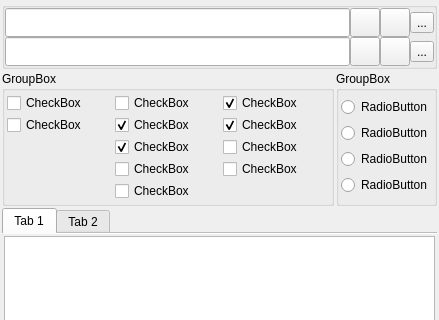
This is rpfm_ui/ui_templates/global_search_dock_widget.ui in Frodo45127/rpfm as Qt 5 draws it before an edit; both pictures show x 0 to 439 and y 0 to 320 of the 439 by 874 pixel window. The edited form follows.
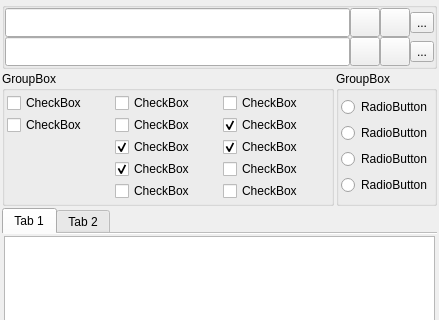
This is the edited form. Icons and pictures are not drawn. Custom widgets are drawn as their Qt base class.

Commit message: Implemented global search & replace for Anim Fragment battle files.

Diff of the .ui file:
```diff
--- a/rpfm_ui/ui_templates/global_search_dock_widget.ui
+++ b/rpfm_ui/ui_templates/global_search_dock_widget.ui
@@ -285,6 +285,93 @@
        <property name="spacing">
         <number>2</number>
        </property>
+       <item row="4" column="1">
+        <widget class="QCheckBox" name="search_portrait_settings">
+         <property name="text">
+          <string>CheckBox</string>
+         </property>
+        </widget>
+       </item>
+       <item row="1" column="2">
+        <widget class="QCheckBox" name="search_schemas">
+         <property name="enabled">
+          <bool>true</bool>
+         </property>
+         <property name="text">
+          <string>CheckBox</string>
+         </property>
+         <property name="checked">
+          <bool>true</bool>
+         </property>
+        </widget>
+       </item>
+       <item row="2" column="2">
+        <widget class="QCheckBox" name="search_text">
+         <property name="enabled">
+          <bool>true</bool>
+         </property>
+         <property name="text">
+          <string>CheckBox</string>
+         </property>
+         <property name="checked">
+          <bool>true</bool>
+         </property>
+        </widget>
+       </item>
+       <item row="4" column="2">
+        <widget class="QCheckBox" name="search_unknown">
+         <property name="text">
+          <string>CheckBox</string>
+         </property>
+        </widget>
+       </item>
+       <item row="1" column="1">
+        <widget class="QCheckBox" name="search_atlas">
+         <property name="text">
+          <string>CheckBox</string>
+         </property>
+        </widget>
+       </item>
+       <item row="3" column="1">
+        <widget class="QCheckBox" name="search_loc">
+         <property name="enabled">
+          <bool>true</bool>
+         </property>
+         <property name="text">
+          <string>CheckBox</string>
+         </property>
+         <property name="checked">
+          <bool>true</bool>
+         </property>
+        </widget>
+       </item>
+       <item row="3" column="2">
+        <widget class="QCheckBox" name="search_unit_variant">
+         <property name="text">
+          <string>CheckBox</string>
+         </property>
+        </widget>
+       </item>
+       <item row="2" column="1">
+        <widget class="QCheckBox" name="search_db">
+         <property name="enabled">
+          <bool>true</bool>
+         </property>
+         <property name="text">
+          <string>CheckBox</string>
+         </property>
+         <property name="checked">
+          <bool>true</bool>
+         </property>
+        </widget>
+       </item>
+       <item row="0" column="1">
+        <widget class="QCheckBox" name="search_anim_fragment_battle">
+         <property name="text">
+          <string>CheckBox</string>
+         </property>
+        </widget>
+       </item>
        <item row="0" column="0">
         <widget class="QCheckBox" name="search_all">
          <property name="text">
@@ -302,88 +389,8 @@
          </property>
         </widget>
        </item>
-       <item row="0" column="1">
-        <widget class="QCheckBox" name="search_atlas">
-         <property name="text">
-          <string>CheckBox</string>
-         </property>
-        </widget>
-       </item>
-       <item row="1" column="1">
-        <widget class="QCheckBox" name="search_db">
-         <property name="enabled">
-          <bool>true</bool>
-         </property>
-         <property name="text">
-          <string>CheckBox</string>
-         </property>
-         <property name="checked">
-          <bool>true</bool>
-         </property>
-        </widget>
-       </item>
-       <item row="2" column="1">
-        <widget class="QCheckBox" name="search_loc">
-         <property name="enabled">
-          <bool>true</bool>
-         </property>
-         <property name="text">
-          <string>CheckBox</string>
-         </property>
-         <property name="checked">
-          <bool>true</bool>
-         </property>
-        </widget>
-       </item>
-       <item row="3" column="1">
-        <widget class="QCheckBox" name="search_portrait_settings">
-         <property name="text">
-          <string>CheckBox</string>
-         </property>
-        </widget>
-       </item>
-       <item row="5" column="1">
-        <widget class="QCheckBox" name="search_rigid_model">
-         <property name="text">
-          <string>CheckBox</string>
-         </property>
-        </widget>
-       </item>
        <item row="0" column="2">
-        <widget class="QCheckBox" name="search_schemas">
-         <property name="enabled">
-          <bool>true</bool>
-         </property>
-         <property name="text">
-          <string>CheckBox</string>
-         </property>
-         <property name="checked">
-          <bool>true</bool>
-         </property>
-        </widget>
-       </item>
-       <item row="1" column="2">
-        <widget class="QCheckBox" name="search_text">
-         <property name="enabled">
-          <bool>true</bool>
-         </property>
-         <property name="text">
-          <string>CheckBox</string>
-         </property>
-         <property name="checked">
-          <bool>true</bool>
-         </property>
-        </widget>
-       </item>
-       <item row="2" column="2">
-        <widget class="QCheckBox" name="search_unit_variant">
-         <property name="text">
-          <string>CheckBox</string>
-         </property>
-        </widget>
-       </item>
-       <item row="3" column="2">
-        <widget class="QCheckBox" name="search_unknown">
+        <widget class="QCheckBox" name="search_rigid_model">
          <property name="text">
           <string>CheckBox</string>
          </property>
```
The commit also changes 8 other files.
